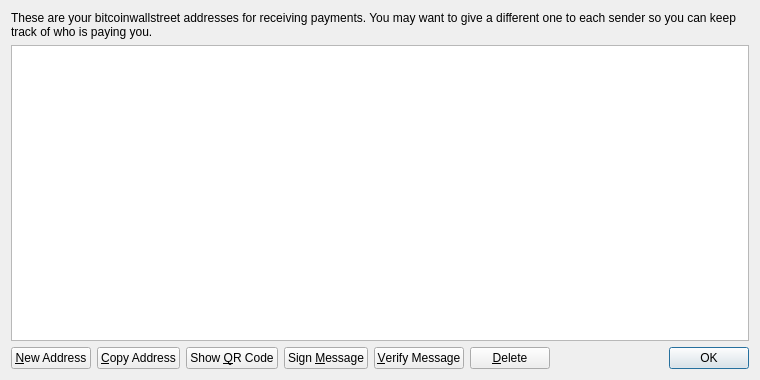
bitcoinallstreet/bws, file qt/forms/addressbookpage.ui: the form before one commit.
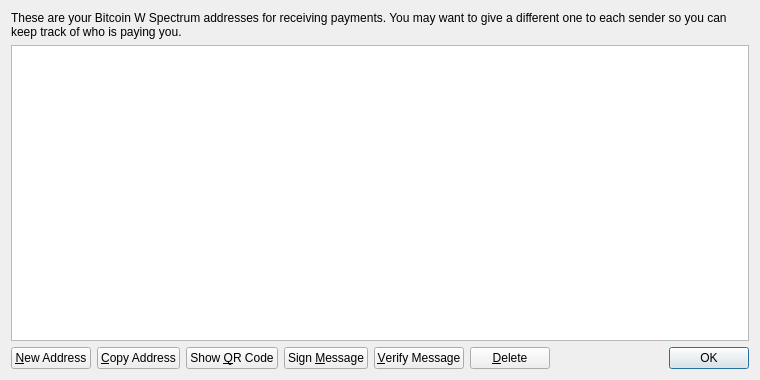
The form after the commit. Icons and pictures are not drawn.

```diff
--- a/qt/forms/addressbookpage.ui
+++ b/qt/forms/addressbookpage.ui
@@ -17,7 +17,7 @@
    <item>
     <widget class="QLabel" name="labelExplanation">
      <property name="text">
-      <string>These are your bitcoinwallstreet addresses for receiving payments. You may want to give a different one to each sender so you can keep track of who is paying you.</string>
+      <string>These are your Bitcoin W Spectrum addresses for receiving payments. You may want to give a different one to each sender so you can keep track of who is paying you.</string>
      </property>
      <property name="textFormat">
       <enum>Qt::PlainText</enum>
```
Left out of the diff: 4 changed lines with no effect on the pictures.
